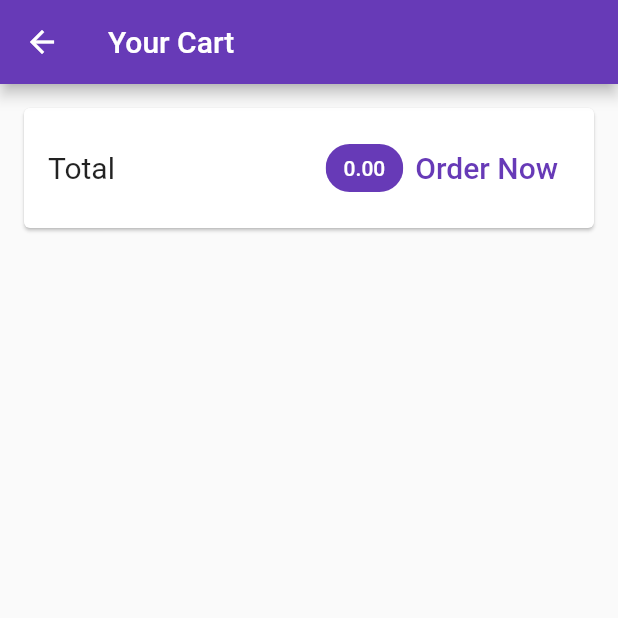
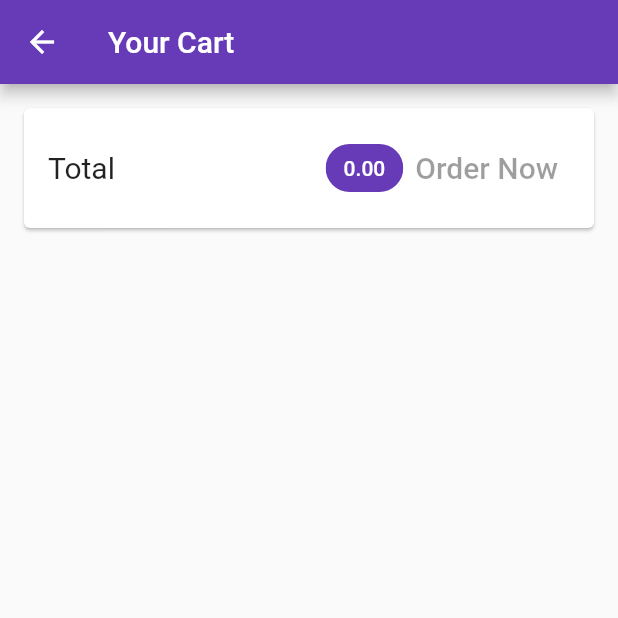
Before and after one commit to mazeneldeeb2/shop_app_flutter, a Flutter app: the CartScreen screen opened by its route, on a phone screen of 412 x 824 dp, the top half of it. Run offline on Flutter 3.47's test engine with Material 2 defaults, Android fonts, the phone set to English and light mode, and no system bars; network calls fail.

Commit message:
finished section apis

```diff
--- a/lib/components/order_card.dart
+++ b/lib/components/order_card.dart
@@ -24,7 +24,7 @@ class _OrderCardState extends State<OrderCard> {
         children: [
           ListTile(
             title: Text(
-              "${widget.order.amount}",
+              "\$${widget.order.amount}",
             ),
             subtitle: Text(
               DateFormat("dd/MM/yyyy hh:mm").format(widget.order.dateTime!),
--- a/lib/components/total_amount_card_cart.dart
+++ b/lib/components/total_amount_card_cart.dart
@@ -35,21 +35,61 @@ class TotalAmountCartCard extends StatelessWidget {
               ),
             ),
           ),
-          TextButton(
+          OrderButton(cartProvider: cartProvider, orderProvider: orderProvider),
+        ]),
+      ),
+    );
+  }
+}
+
+class OrderButton extends StatefulWidget {
+  const OrderButton({
+    Key? key,
+    required this.cartProvider,
+    required this.orderProvider,
+  }) : super(key: key);
+
+  final Cart cartProvider;
+  final Orders orderProvider;
+
+  @override
+  State<OrderButton> createState() => _OrderButtonState();
+}
+
+class _OrderButtonState extends State<OrderButton> {
+  bool _isLoading = false;
+  @override
+  Widget build(BuildContext context) {
+    return _isLoading
+        ? const Padding(
+            padding: EdgeInsets.only(
+              left: kDefaultPadding,
+            ),
+            child: Center(
+              child: CircularProgressIndicator(),
+            ),
+          )
+        : TextButton(
             child: const Text(
               "Order Now",
               style: TextStyle(
                 fontSize: 20.0,
               ),
             ),
-            onPressed: () {
-              orderProvider.addOrder(cartProvider.cartItems.values.toList(),
-                  cartProvider.totalAmount);
-              cartProvider.clearCart();
-            },
-          ),
-        ]),
-      ),
-    );
+            onPressed: widget.cartProvider.cartItems.isEmpty
+                ? null
+                : () async {
+                    setState(() {
+                      _isLoading = true;
+                    });
+                    await widget.orderProvider.addOrder(
+                        widget.cartProvider.cartItems.values.toList(),
+                        widget.cartProvider.totalAmount);
+                    setState(() {
+                      _isLoading = false;
+                    });
+                    widget.cartProvider.clearCart();
+                  },
+          );
   }
 }
```
Also changed, not shown: lib/components/app_drawer.dart (+18 -3 lines), lib/models/providers/orders.dart (+70 -3 lines), lib/screens/order_screen.dart (+72 -6 lines).
